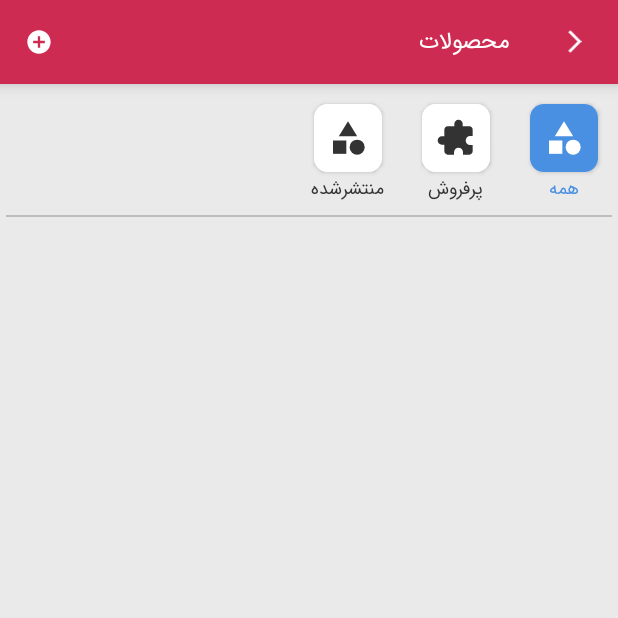
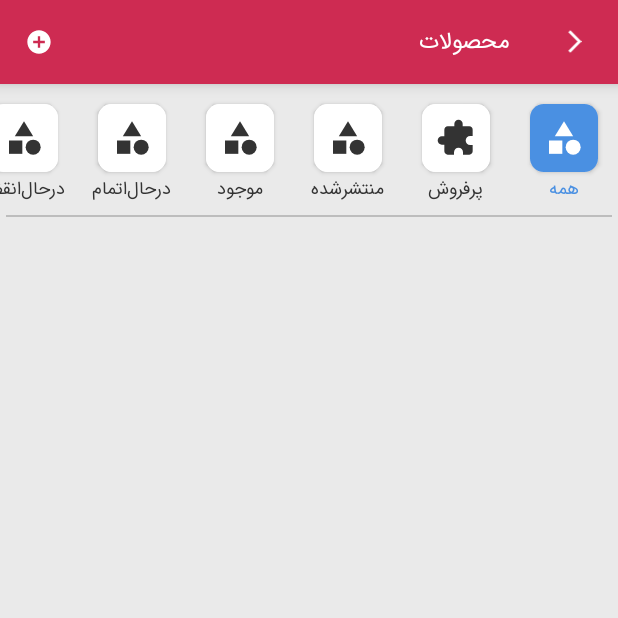
Before and after one commit to amingoli-com/selar, an Android app: the ListProductActivity screen opened directly, with no data from a screen before it, on a phone screen of 412 x 824 dp, the top half of it. Run offline under Robolectric (Android 15) with nearby library versions, the phone set to English and light mode, and no system bars; our stand-ins replace sdp/ssp sizes; pictures from the network do not load.

Commit message:
add item tag filter

```diff
--- a/app/src/main/java/amingoli/com/selar/activity/product/ListProductActivity.kt
+++ b/app/src/main/java/amingoli/com/selar/activity/product/ListProductActivity.kt
@@ -41,8 +41,12 @@ class ListProductActivity : AppCompatActivity() {
 
         val array_tag = ArrayList<TagList>()
         array_tag.add(TagList("همه", R.drawable.ic_baseline_category_24,"all"))
-        array_tag.add(TagList("پرفروش", R.drawable.ic_baseline_extension_24,"all"))
-        array_tag.add(TagList("منتشرشده", R.drawable.ic_baseline_category_24,"all"))
+        array_tag.add(TagList("پرفروش", R.drawable.ic_baseline_extension_24,""))
+        array_tag.add(TagList("منتشرشده", R.drawable.ic_baseline_category_24,""))
+        array_tag.add(TagList("موجود", R.drawable.ic_baseline_category_24,""))
+        array_tag.add(TagList("درحال‌اتمام", R.drawable.ic_baseline_category_24,"out_of_stock_alarm"))
+        array_tag.add(TagList("درحال‌انقضا", R.drawable.ic_baseline_category_24,"date_expire_alarm"))
+        array_tag.add(TagList("تمام‌شده", R.drawable.ic_baseline_category_24,"out_of_stock"))
 
         val adapterTagList = TagInfoAdapter(this,
             array_tag,
```
